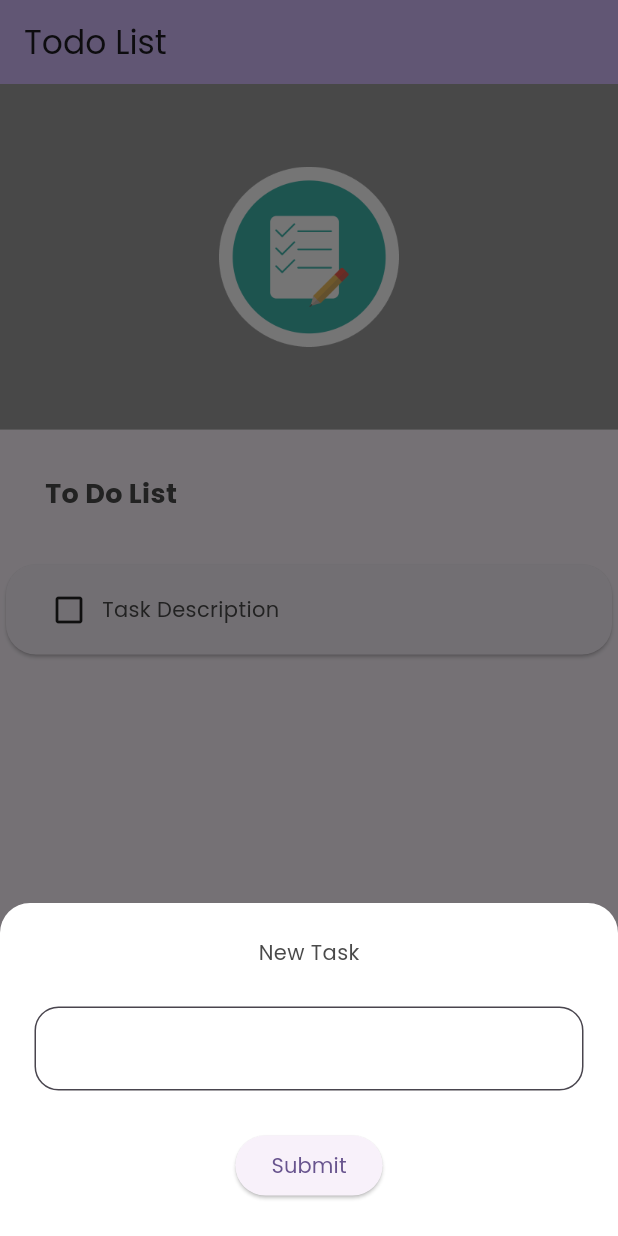
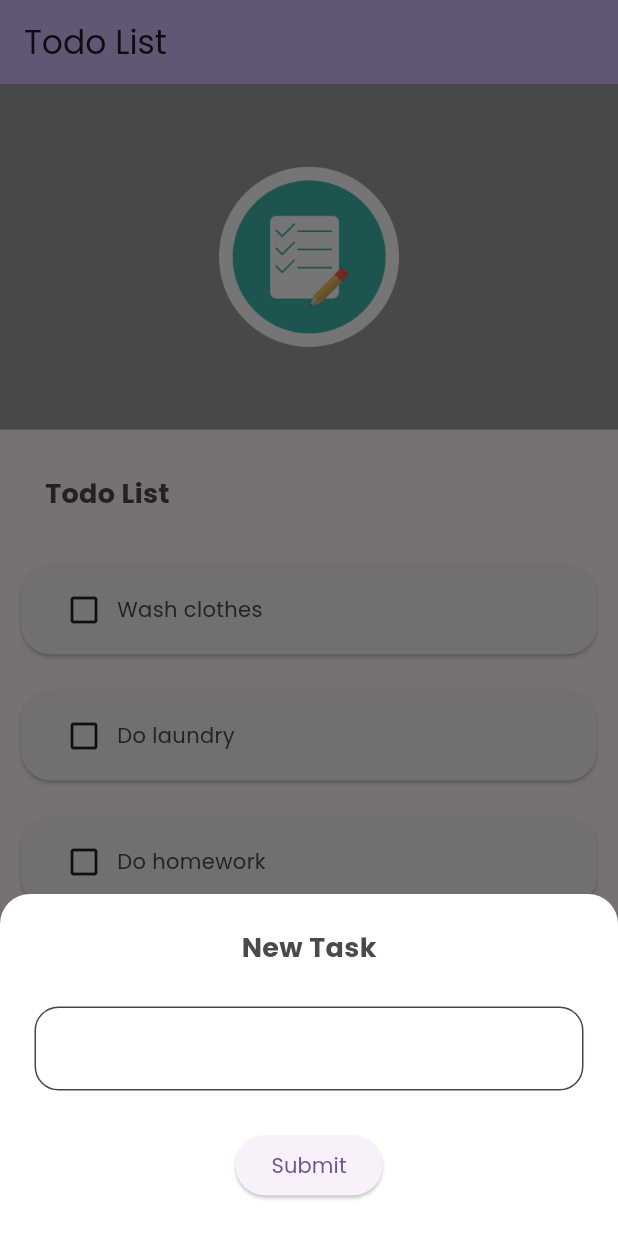
Before and after one commit to payen83/FlutterKKR2025, a Flutter app: the LandingPage screen opened directly, after a tap on the "add" icon, on a phone screen of 412 x 824 dp. Run offline on Flutter 3.47's test engine with Material 3 defaults, Android fonts, the phone set to English and light mode, and no system bars.

Commit message:
to do list list array

```diff
--- /dev/null
+++ b/lib/app/model/task.dart
@@ -0,0 +1,6 @@
+class Task {
+  Task(this.title, {this.done = false});
+
+  final String title;
+  bool done;
+}
--- a/lib/app/view/landing.dart
+++ b/lib/app/view/landing.dart
@@ -1,4 +1,5 @@
 import 'package:flutter/material.dart';
+import 'package:mykkrflutter/app/model/task.dart';
 
 class LandingPage extends StatefulWidget {
   const LandingPage({super.key});
@@ -8,6 +9,13 @@ class LandingPage extends StatefulWidget {
 }
 
 class _LandingPageState extends State<LandingPage> {
+  final taskList = <Task>[
+    Task('Wash clothes'),
+    Task('Do laundry'),
+    Task('Do homework'),
+    Task('Cooking for dinner')
+  ];
+
   @override
   Widget build(BuildContext context) {
     return Scaffold(
@@ -33,30 +41,10 @@ class _LandingPageState extends State<LandingPage> {
                   padding: EdgeInsets.all(30),
                   child: Align(
                     alignment: Alignment.topLeft,
-                    child: Text(
-                      'To Do List',
-                      style: Theme.of(context)
-                        .textTheme
-                        .bodyMedium!
-                        .copyWith(fontSize: 18, fontWeight: FontWeight.bold),
-                    ),
+                    child: H1(text: 'Todo List'),
                   ),
                 ),
-                Card(
-                  shape: RoundedRectangleBorder(
-                    borderRadius: BorderRadius.circular(20)
-                  ),
-                  child: Padding(
-                    padding: EdgeInsets.symmetric(horizontal: 30, vertical: 18),
-                    child: Row(
-                      children: [
-                        Icon(Icons.check_box_outline_blank),
-                        SizedBox(width: 10,),
-                        Text('Task Description')
-                      ],
-                    ),
-                  ),
-                )
+                _TaskList(taskList: taskList)
               ],
             )
           )
@@ -69,6 +57,82 @@ class _LandingPageState extends State<LandingPage> {
     showModalBottomSheet(
       context: context,
       builder: (_) => _NewTaskModal(),
+    );
+  }
+}
+
+class _TaskList extends StatelessWidget {
+  const _TaskList({
+    required this.taskList,
+  });
+
+  final List<Task> taskList;
+
+  @override
+  Widget build(BuildContext context) {
+    return Expanded(
+      child: ListView.separated(
+        itemBuilder: (_,index) => _TaskItem(
+          taskList[index],
+          key: ValueKey(taskList[index].title),
+          onTap: () {},
+        ),
+        separatorBuilder: (_, _) => SizedBox(height: 16,),
+        itemCount: taskList.length
+      )
+    );
+  }
+}
+
+class _TaskItem extends StatelessWidget {
+  const _TaskItem(
+    this.task,{ super.key, this.onTap }
+  );
+
+  final Task task;
+  final VoidCallback? onTap;
+
+  @override
+  Widget build(BuildContext context) {
+    return Padding(
+      padding: const EdgeInsets.symmetric(horizontal: 10.0),
+      child: GestureDetector(
+        onTap: onTap,
+        child: Card(
+          shape: RoundedRectangleBorder(
+            borderRadius: BorderRadius.circular(20)
+          ),
+          child: Padding(
+            padding: EdgeInsets.symmetric(horizontal: 30, vertical: 18),
+            child: Row(
+              children: [
+                Icon(Icons.check_box_outline_blank),
+                SizedBox(width: 10,),
+                Text(task.title)
+              ],
+            ),
+          ),
+        ),
+      ),
+    );
+  }
+}
+
+class H1 extends StatelessWidget {
+  const H1({
+    super.key, required this.text
+  });
+
+  final String text;
+
+  @override
+  Widget build(BuildContext context) {
+    return Text(
+      text,
+      style: Theme.of(context)
+        .textTheme
+        .bodyMedium!
+        .copyWith(fontSize: 18, fontWeight: FontWeight.bold),
     );
   }
 }
@@ -88,7 +152,7 @@ class _NewTaskModal extends StatelessWidget {
       child: Column(
         mainAxisSize: MainAxisSize.min,
         children: [
-          Text('New Task'),
+          H1(text: 'New Task'),
           SizedBox(height: 26,),
           TextField(
             controller: _controller,
```
